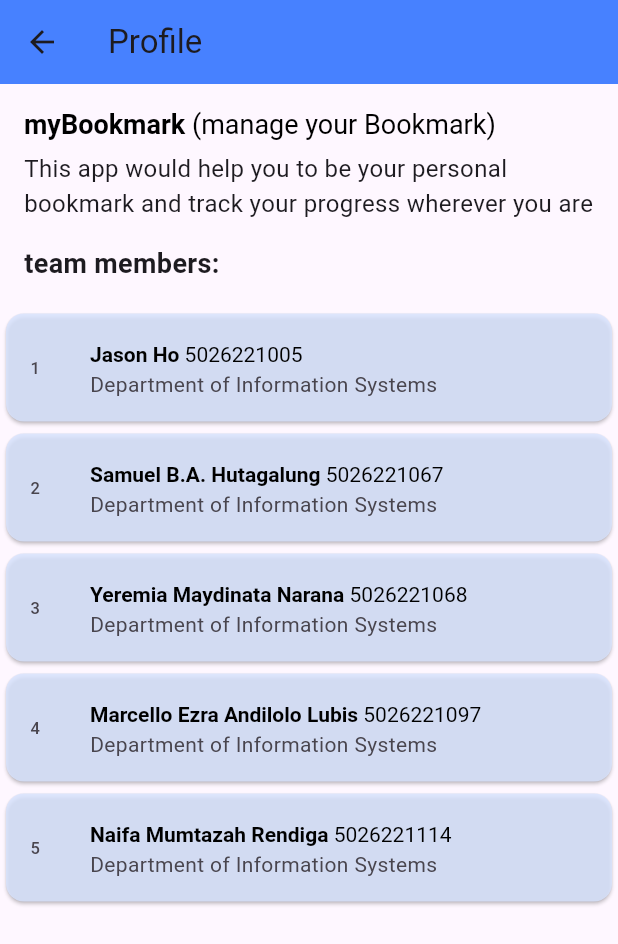
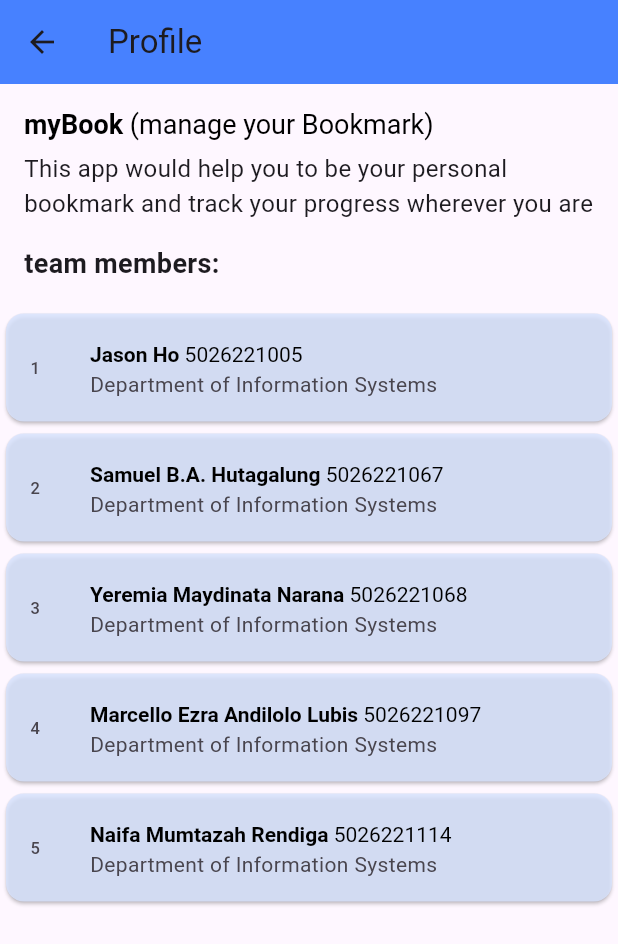
Before and after one commit to ayamgulai/fp-tekber, a Flutter app: the AboutPage screen opened by its route, on a phone screen of 412 x 824 dp. Shown: the top 944 px of the screen. Run offline on Flutter 3.47's test engine with Material 3 defaults, Android fonts, the phone set to English and light mode, and no system bars.

Commit message:
fix: mybookmark to mybook

```diff
--- a/lib/screens/aboutUs.dart
+++ b/lib/screens/aboutUs.dart
@@ -48,7 +48,7 @@ class AboutPage extends StatelessWidget {
                   text: TextSpan(
                     children: [
                       TextSpan(
-                        text: 'myBookmark ',
+                        text: 'myBook ',
                         style: TextStyle(
                           fontWeight: FontWeight.bold,
                           fontSize: 18,
```
